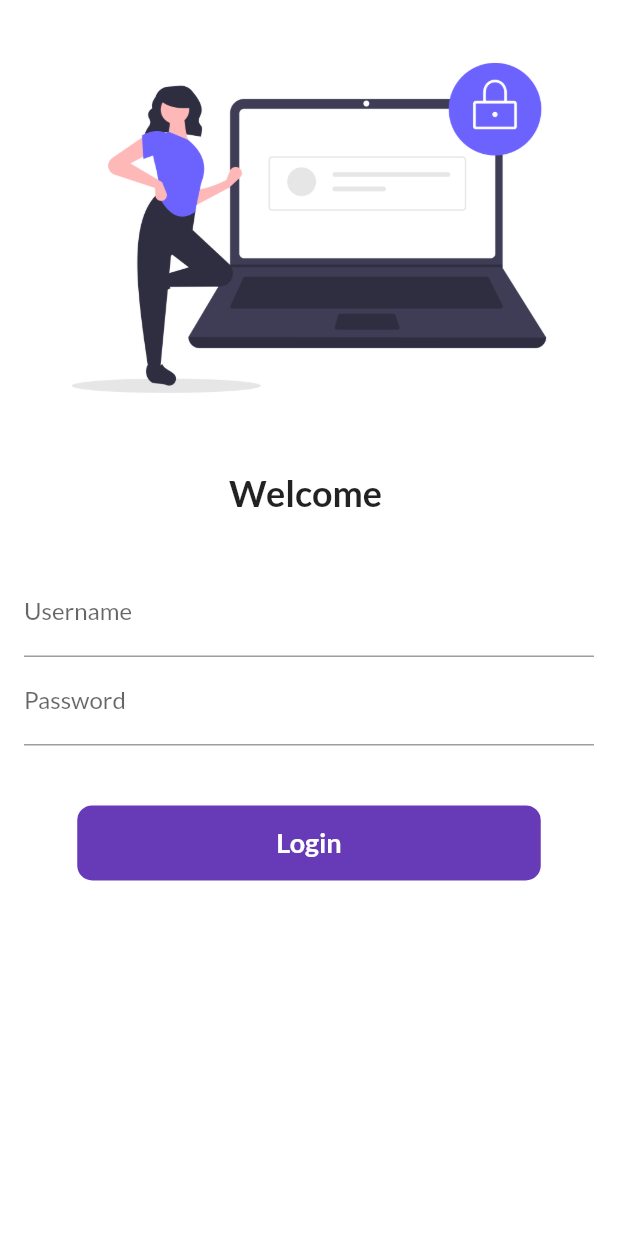
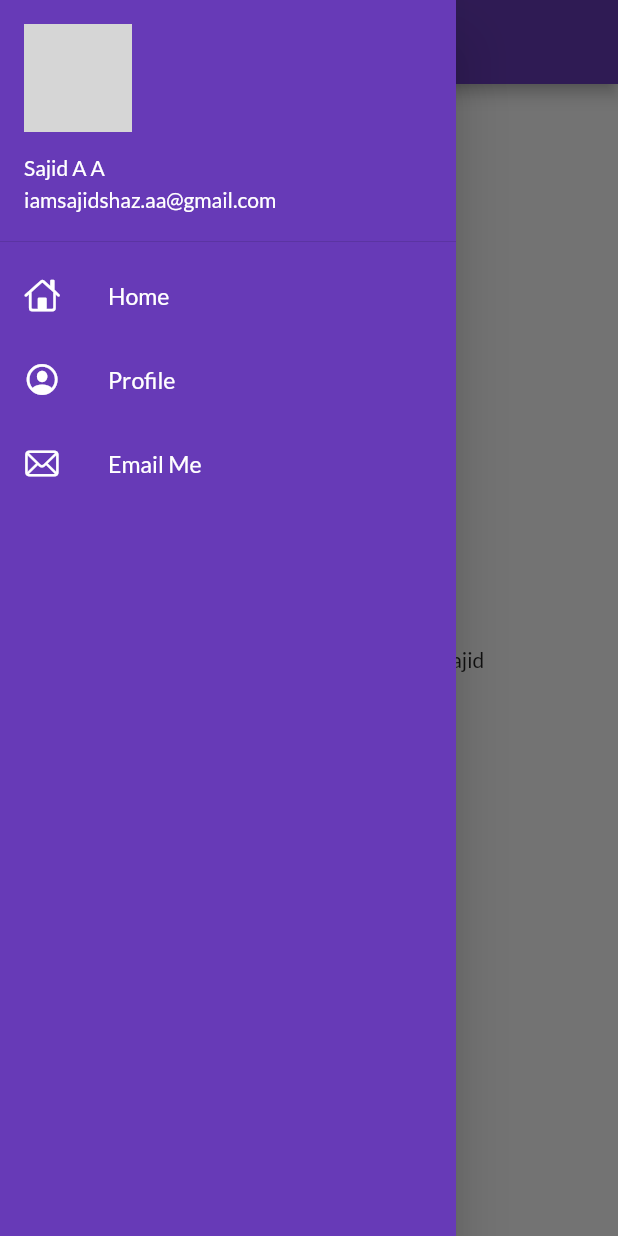
Before and after one commit to iamsajid-aa/30daysofFlutter, a Flutter app: the screen it shows after launch, with the side drawer open (before the commit the screen has no drawer), on a phone screen of 412 x 824 dp. Run offline on Flutter 3.47's test engine with Material 2 defaults, Android fonts, the phone set to English and light mode, and no system bars; our stand-ins replace google_fonts; network calls fail; grey boxes are pictures that could not be loaded.

Commit message:
day9 completed

```diff
--- a/lib/main.dart
+++ b/lib/main.dart
@@ -22,7 +22,7 @@
         primarySwatch: Colors.red,
         brightness: Brightness.dark,
       ),
-      initialRoute: "/login",
+      initialRoute: MyRoutes.homeRoute,
       routes: {
         "/": (context) => LoginPage(),
         MyRoutes.homeRoute: (context) => HomePage(),
--- a/lib/pages/home_page.dart
+++ b/lib/pages/home_page.dart
@@ -1,4 +1,5 @@
 import 'package:flutter/material.dart';
+import 'package:flutter_catelogue/widgets/drawer.dart';
 
 class HomePage extends StatelessWidget {
   const HomePage({Key? key}) : super(key: key);
@@ -18,7 +19,7 @@
           child: Text('Welcome to $days days of Flutter by $name'),
         ),
       ),
-      drawer: Drawer(),
+      drawer: MyDrawer(),
     );
   }
 }
--- /dev/null
+++ b/lib/widgets/drawer.dart
@@ -0,0 +1,66 @@
+import 'package:flutter/cupertino.dart';
+import 'package:flutter/material.dart';
+
+class MyDrawer extends StatelessWidget {
+  const MyDrawer({Key? key}) : super(key: key);
+
+  @override
+  Widget build(BuildContext context) {
+    final imageUrl =
+        "http://www.iamsajidshaz.online/images/IMG_20171106_170244_999.jpg";
+    return Drawer(
+      child: Container(
+        color: Colors.deepPurple,
+        child: ListView(
+          padding: EdgeInsets.zero,
+          children: [
+            DrawerHeader(
+              padding: EdgeInsets.zero,
+              child: UserAccountsDrawerHeader(
+                margin: EdgeInsets.zero,
+                accountName: Text('Sajid A A'),
+                accountEmail: Text('iamsajidshaz.aa@gmail.com'),
+                currentAccountPicture: CircleAvatar(
+                  backgroundImage: NetworkImage(imageUrl),
+                ),
+              ),
+            ),
+            ListTile(
+              leading: Icon(
+                CupertinoIcons.home,
+                color: Colors.white,
+              ),
+              title: Text(
+                "Home",
+                textScaleFactor: 1.1,
+                style: TextStyle(color: Colors.white),
+              ),
+            ),
+            ListTile(
+              leading: Icon(
+                CupertinoIcons.profile_circled,
+                color: Colors.white,
+              ),
+              title: Text(
+                "Profile",
+                textScaleFactor: 1.1,
+                style: TextStyle(color: Colors.white),
+              ),
+            ),
+            ListTile(
+              leading: Icon(
+                CupertinoIcons.mail,
+                color: Colors.white,
+              ),
+              title: Text(
+                "Email Me",
+                textScaleFactor: 1.1,
+                style: TextStyle(color: Colors.white),
+              ),
+            ),
+          ],
+        ),
+      ),
+    );
+  }
+}
```
Also changed, not shown: lib/pages/login_page.dart (+48 -35 lines), assets/images/hey_image.png (added).
